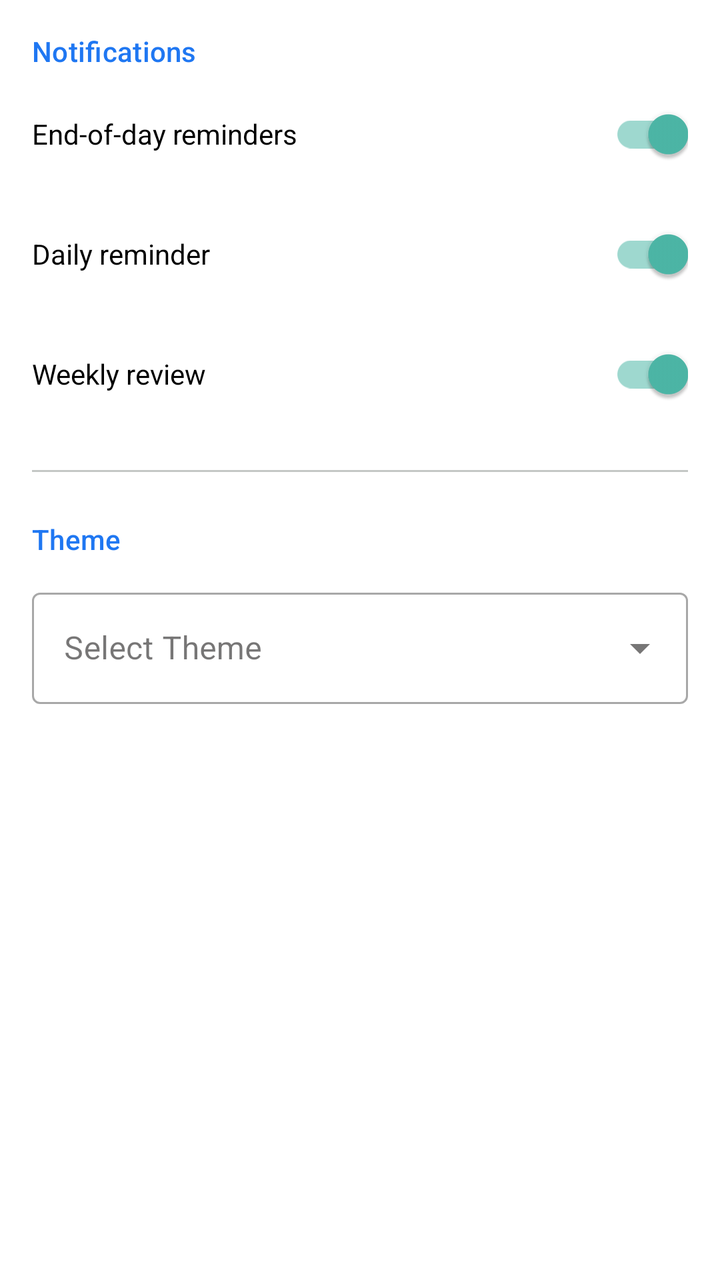
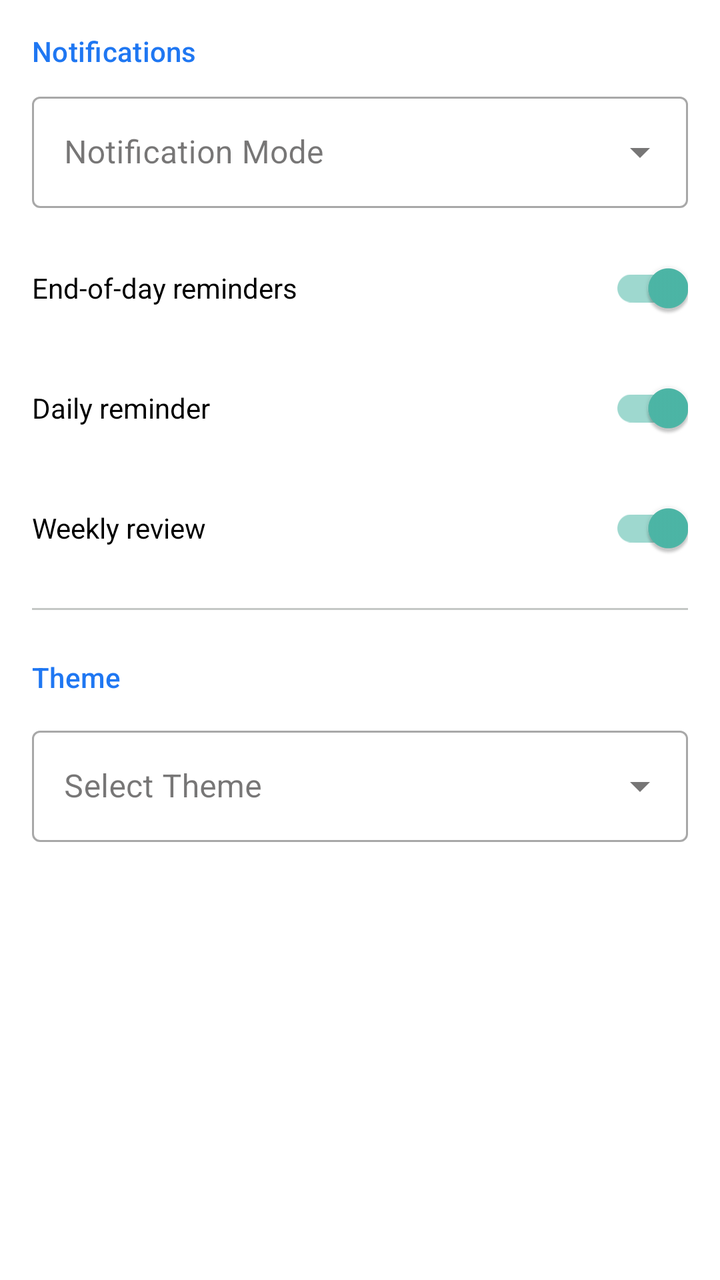

Two renders of the same Android screen: before a commit and after it. Below are the layout's source before the change and the commit's diff.
<!-- AndroidManifest.xml: application theme Theme.Vega -->
<!-- res/layout/fragment_settings.xml -->
<?xml version="1.0" encoding="utf-8"?>
<LinearLayout xmlns:android="http://schemas.android.com/apk/res/android"
    xmlns:app="http://schemas.android.com/apk/res-auto"
    android:layout_width="match_parent"
    android:layout_height="match_parent"
    android:orientation="vertical"
    android:padding="@dimen/spacing_16"
    android:background="?android:attr/colorBackground">

    <TextView
        android:layout_width="match_parent"
        android:layout_height="wrap_content"
        android:text="@string/label_notifications"
        android:textAppearance="?attr/textAppearanceSubtitle2"
        android:textColor="?attr/colorPrimary"
        android:layout_marginBottom="@dimen/spacing_8" />

    
    <com.google.android.material.switchmaterial.SwitchMaterial
        android:id="@+id/switch_end_of_day"
        android:layout_width="match_parent"
        android:layout_height="wrap_content"
        android:text="@string/label_end_of_day"
        android:layout_marginBottom="@dimen/spacing_12"
        android:checked="true" />

    
    <com.google.android.material.switchmaterial.SwitchMaterial
        android:id="@+id/switch_daily_reminder"
        android:layout_width="match_parent"
        android:layout_height="wrap_content"
        android:text="@string/label_daily_reminder"
        android:layout_marginBottom="@dimen/spacing_12"
        android:checked="true" />

    
    <com.google.android.material.switchmaterial.SwitchMaterial
        android:id="@+id/switch_weekly_review"
        android:layout_width="match_parent"
        android:layout_height="wrap_content"
        android:text="@string/label_weekly_review"
        android:layout_marginBottom="@dimen/spacing_24"
        android:checked="true" />

    <View
        android:layout_width="match_parent"
        android:layout_height="1dp"
        android:background="@color/outline_variant"
        android:layout_marginBottom="@dimen/spacing_24" />

    <TextView
        android:layout_width="match_parent"
        android:layout_height="wrap_content"
        android:text="@string/label_theme"
        android:textAppearance="?attr/textAppearanceSubtitle2"
        android:textColor="?attr/colorPrimary"
        android:layout_marginBottom="@dimen/spacing_12" />

    
    <com.google.android.material.textfield.TextInputLayout
        android:id="@+id/til_theme"
        style="@style/Widget.MaterialComponents.TextInputLayout.OutlinedBox.ExposedDropdownMenu"
        android:layout_width="match_parent"
        android:layout_height="wrap_content"
        android:hint="Select Theme">

        <AutoCompleteTextView
            android:id="@+id/actv_theme"
            android:layout_width="match_parent"
            android:layout_height="wrap_content"
            android:inputType="none" />
    </com.google.android.material.textfield.TextInputLayout>

</LinearLayout>
<!-- resources referenced by this layout -->
<resources>
  <color name="outline_variant">#C4C7C5</color>
  <dimen name="spacing_12">12dp</dimen>
  <dimen name="spacing_16">16dp</dimen>
  <dimen name="spacing_24">24dp</dimen>
  <dimen name="spacing_8">8dp</dimen>
  <string name="label_daily_reminder">Daily reminder</string>
  <string name="label_end_of_day">End-of-day reminders</string>
  <string name="label_notifications">Notifications</string>
  <string name="label_theme">Theme</string>
  <string name="label_weekly_review">Weekly review</string>
  <style name="Theme.Vega" parent="Theme.MaterialComponents.DayNight.NoActionBar">
          
          <item name="colorPrimary">@color/primary</item>
          <item name="colorOnPrimary">@color/on_primary</item>
          
          
          <item name="colorSecondary">@color/secondary</item>
          <item name="colorOnSecondary">@color/on_secondary</item>
          
          
          <item name="colorError">@color/error</item>
          <item name="colorOnError">@color/on_error</item>
          
          
          <item name="android:windowBackground">@color/background</item>
          <item name="colorSurface">@color/surface</item>
          <item name="colorOnSurface">@color/on_surface</item>
          
          
          <item name="textAppearanceHeadline1">@style/TextAppearance.Vega.Headline1</item>
          <item name="textAppearanceHeadline6">@style/TextAppearance.Vega.Headline6</item>
          <item name="textAppearanceBody1">@style/TextAppearance.Vega.Body1</item>
          <item name="textAppearanceBody2">@style/TextAppearance.Vega.Body2</item>
          
          
          <item name="shapeAppearanceSmallComponent">@style/ShapeAppearance.Vega.SmallComponent</item>
          <item name="shapeAppearanceMediumComponent">@style/ShapeAppearance.Vega.MediumComponent</item>
      </style>
  <color name="primary">#1F77F2</color>
  <color name="on_primary">#FFFFFF</color>
  <color name="secondary">#4DB8A8</color>
  <color name="on_secondary">#FFFFFF</color>
  <color name="error">#DC3545</color>
  <color name="on_error">#FFFFFF</color>
  <color name="background">#FFFFFF</color>
  <color name="surface">#FFFFFF</color>
  <color name="on_surface">#1C1B1B</color>
  <style name="TextAppearance.Vega.Headline1" parent="TextAppearance.MaterialComponents.Headline1">
          <item name="fontFamily">sans-serif-black</item>
          <item name="android:textStyle">bold</item>
      </style>
  <style name="TextAppearance.Vega.Headline6" parent="TextAppearance.MaterialComponents.Headline6">
          <item name="fontFamily">sans-serif-medium</item>
          <item name="android:textStyle">bold</item>
      </style>
  <style name="TextAppearance.Vega.Body1" parent="TextAppearance.MaterialComponents.Body1">
          <item name="fontFamily">sans-serif</item>
      </style>
  <style name="TextAppearance.Vega.Body2" parent="TextAppearance.MaterialComponents.Body2">
          <item name="fontFamily">sans-serif</item>
      </style>
  <style name="ShapeAppearance.Vega.SmallComponent" parent="ShapeAppearance.MaterialComponents.SmallComponent">
          <item name="cornerRadius">8dp</item>
      </style>
  <style name="ShapeAppearance.Vega.MediumComponent" parent="ShapeAppearance.MaterialComponents.MediumComponent">
          <item name="cornerRadius">12dp</item>
      </style>
</resources>

<!-- the commit's change to res/layout/fragment_settings.xml (unified diff, before → after) -->
@@ -16,31 +16,73 @@
         android:layout_marginBottom="@dimen/spacing_8" />
 
     
-    <com.google.android.material.switchmaterial.SwitchMaterial
-        android:id="@+id/switch_end_of_day"
+    <com.google.android.material.textfield.TextInputLayout
+        android:id="@+id/til_notification_mode"
+        style="@style/Widget.MaterialComponents.TextInputLayout.OutlinedBox.ExposedDropdownMenu"
         android:layout_width="match_parent"
         android:layout_height="wrap_content"
-        android:text="@string/label_end_of_day"
-        android:layout_marginBottom="@dimen/spacing_12"
-        android:checked="true" />
+        android:hint="@string/label_notification_mode"
+        android:layout_marginBottom="@dimen/spacing_16">
+
+        <AutoCompleteTextView
+            android:id="@+id/actv_notification_mode"
+            android:layout_width="match_parent"
+            android:layout_height="wrap_content"
+            android:inputType="none" />
+    </com.google.android.material.textfield.TextInputLayout>
 
     
-    <com.google.android.material.switchmaterial.SwitchMaterial
-        android:id="@+id/switch_daily_reminder"
+    <com.google.android.material.textfield.TextInputLayout
+        android:id="@+id/til_alarm_offset"
+        style="@style/Widget.MaterialComponents.TextInputLayout.OutlinedBox.ExposedDropdownMenu"
         android:layout_width="match_parent"
         android:layout_height="wrap_content"
-        android:text="@string/label_daily_reminder"
-        android:layout_marginBottom="@dimen/spacing_12"
-        android:checked="true" />
+        android:hint="@string/label_alarm_offset"
+        android:layout_marginBottom="@dimen/spacing_16"
+        android:visibility="gone">
+
+        <AutoCompleteTextView
+            android:id="@+id/actv_alarm_offset"
+            android:layout_width="match_parent"
+            android:layout_height="wrap_content"
+            android:inputType="none" />
+    </com.google.android.material.textfield.TextInputLayout>
 
     
-    <com.google.android.material.switchmaterial.SwitchMaterial
-        android:id="@+id/switch_weekly_review"
+    <LinearLayout
+        android:id="@+id/layout_ritual_settings"
         android:layout_width="match_parent"
         android:layout_height="wrap_content"
-        android:text="@string/label_weekly_review"
-        android:layout_marginBottom="@dimen/spacing_24"
-        android:checked="true" />
+        android:orientation="vertical"
+        android:visibility="visible">
+
+        
+        <com.google.android.material.switchmaterial.SwitchMaterial
+            android:id="@+id/switch_end_of_day"
+            android:layout_width="match_parent"
+            android:layout_height="wrap_content"
+            android:text="@string/label_end_of_day"
+            android:layout_marginBottom="@dimen/spacing_12"
+            android:checked="true" />
+
+        
+        <com.google.android.material.switchmaterial.SwitchMaterial
+            android:id="@+id/switch_daily_reminder"
+            android:layout_width="match_parent"
+            android:layout_height="wrap_content"
+            android:text="@string/label_daily_reminder"
+            android:layout_marginBottom="@dimen/spacing_12"
+            android:checked="true" />
+
+        
+        <com.google.android.material.switchmaterial.SwitchMaterial
+            android:id="@+id/switch_weekly_review"
+            android:layout_width="match_parent"
+            android:layout_height="wrap_content"
+            android:text="@string/label_weekly_review"
+            android:layout_marginBottom="@dimen/spacing_16"
+            android:checked="true" />
+    </LinearLayout>
 
     <View
         android:layout_width="match_parent"
<!-- resource entries referenced after the edit -->
@@ -5,8 +5,10 @@
   <dimen name="spacing_16">16dp</dimen>
   <dimen name="spacing_24">24dp</dimen>
   <dimen name="spacing_8">8dp</dimen>
+  <string name="label_alarm_offset">Reminder Advance Time</string>
   <string name="label_daily_reminder">Daily reminder</string>
   <string name="label_end_of_day">End-of-day reminders</string>
+  <string name="label_notification_mode">Notification Mode</string>
   <string name="label_notifications">Notifications</string>
   <string name="label_theme">Theme</string>
   <string name="label_weekly_review">Weekly review</string>
